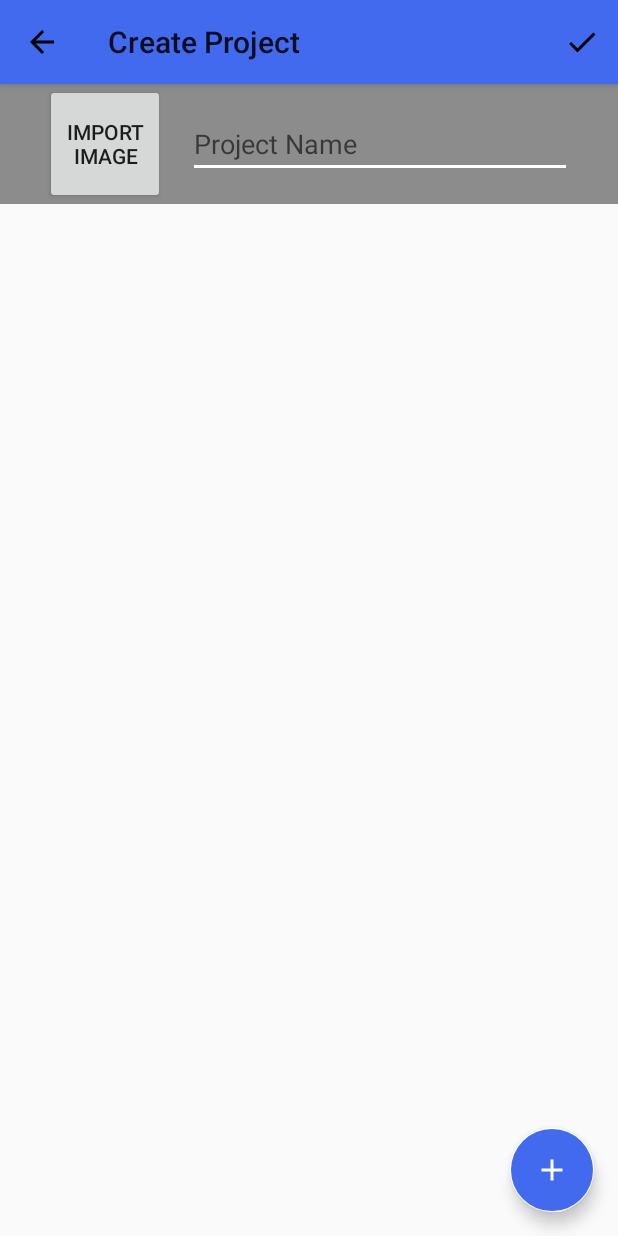
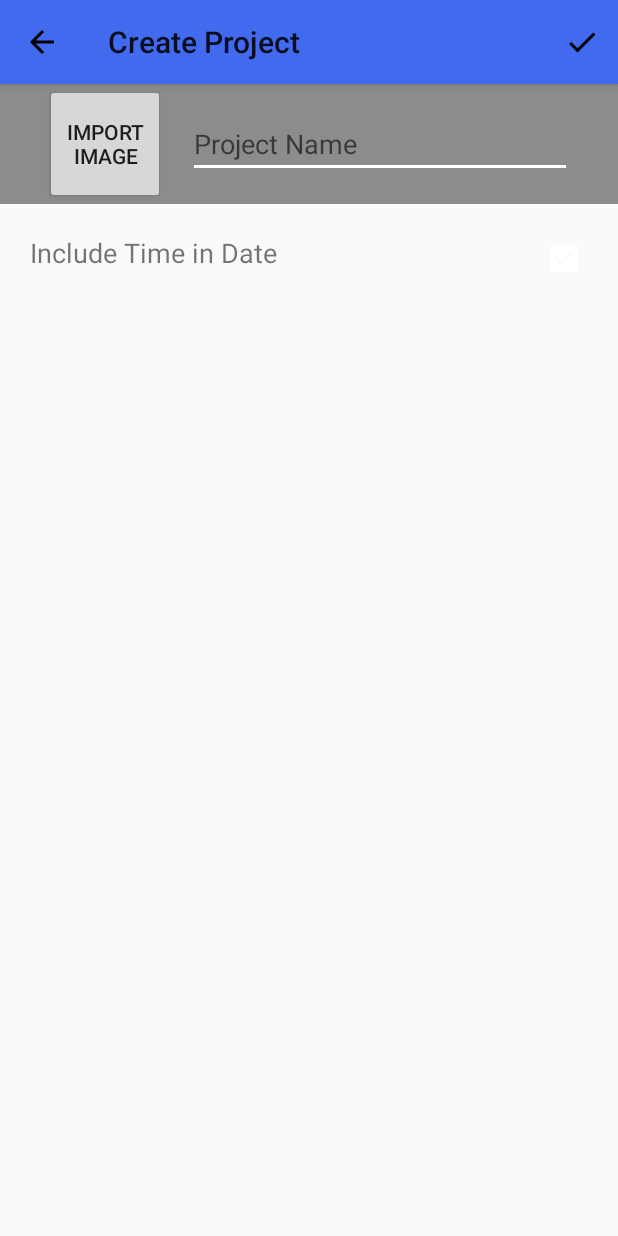
Before and after one commit to JakeB241/GraphMe, an Android app: the screen it shows after launch (ProjectCreationActivity), after a tap on an icon or button, on a phone screen of 412 x 824 dp. Run offline under Robolectric (Android 15) with nearby library versions, the phone set to English and light mode, and no system bars; libraries missing offline, so code that uses them is left out: pub.devrel.easypermissions.

Commit message:
Started the Data Project Settings

```diff
--- a/app/src/main/java/umich/jakebock/graphme/activities/ProjectCreationActivity.java
+++ b/app/src/main/java/umich/jakebock/graphme/activities/ProjectCreationActivity.java
@@ -10,7 +10,6 @@ import android.net.Uri;
 import android.os.Bundle;
 import android.provider.MediaStore;
 import android.support.annotation.NonNull;
-import android.support.design.widget.FloatingActionButton;
 import android.support.v7.app.ActionBar;
 import android.support.v7.app.AppCompatActivity;
 import android.support.v7.widget.Toolbar;
@@ -18,18 +17,21 @@ import android.view.Menu;
 import android.view.MenuItem;
 import android.view.View;
 import android.widget.Button;
+import android.widget.CheckBox;
 import android.widget.EditText;
 import android.widget.ImageButton;
-import android.widget.ListView;
+import android.widget.LinearLayout;
+import android.widget.Spinner;
+import android.widget.TextView;
 
 import java.io.FileNotFoundException;
 import java.io.IOException;
-import java.util.ArrayList;
+import java.util.HashMap;
 
 import pub.devrel.easypermissions.EasyPermissions;
 import umich.jakebock.graphme.R;
-import umich.jakebock.graphme.classes.DataObject;
 import umich.jakebock.graphme.classes.DataProject;
+import umich.jakebock.graphme.classes.Setting;
 import umich.jakebock.graphme.support_classes.DataObjectListAdapter;
 import umich.jakebock.graphme.support_classes.DataProjectContainer;
 
@@ -40,11 +42,11 @@ public class ProjectCreationActivity extends AppCompatActivity
     private String projectTitle;
     private String projectImageFilePath = "";
 
-    private EditText    projectName;
-    private Button      importImageButton;
-    private ImageButton importImageImageButton;
+    private EditText                 projectName;
+    private Button                   importImageButton;
+    private ImageButton              importImageImageButton;
+    private HashMap<String, Setting> settingHashMap;
 
-    private ListView                dataObjectListView;
     private DataObjectListAdapter   dataObjectListAdapter;
 
     private int GALLERY_REQUEST_CODE = 3;
@@ -110,11 +112,13 @@ public class ProjectCreationActivity extends AppCompatActivity
                     return false;
                 }
 
+                // TODO - Collect the Settings
+
                 // Delete the Previous Project from Internal Storage (If this is an Edit)
                 Boolean removePreviousProject = currentDataProject != null;
 
                 // Create the New Data Project
-                currentDataProject = new DataProject(projectTitle, projectImageFilePath, returnDataObjects());
+                currentDataProject = new DataProject(projectTitle, projectImageFilePath);
 
                 // Create the New Project
                 container.createProject(currentDataProject, removePreviousProject);
@@ -200,35 +204,6 @@ public class ProjectCreationActivity extends AppCompatActivity
         }
     }
 
-    private void initializeAddButton()
-    {
-        // Create the Floating Action Button
-        FloatingActionButton addButton = (FloatingActionButton) findViewById(R.id.add_button);
-
-        // Create the Listener for the Add Button
-        addButton.setOnClickListener(new View.OnClickListener()
-        {
-            public void onClick(View v)
-            {
-                dataObjectListAdapter.add(new DataObject());
-                dataObjectListAdapter.notifyDataSetChanged();
-            }
-        });
-    }
-
-    private ArrayList<DataObject> returnDataObjects()
-    {
-        ArrayList<DataObject> dataObjects = new ArrayList<>();
-
-        for (int i=0 ; i < dataObjectListAdapter.getCount(); i++)
-        {
-            dataObjects.add(dataObjectListAdapter.getItem(i));
-        }
-
-        return dataObjects;
-    }
-
-
     private void startGalleryRequest()
     {
         String[] galleryPermissions = new String[0];
@@ -252,15 +227,48 @@ public class ProjectCreationActivity extends AppCompatActivity
         }
     }
 
-    private void initializeDataObjectListView()
+    private void initializeSettings()
     {
-        // Create the List Adapter
-        dataObjectListAdapter = new DataObjectListAdapter(getApplicationContext(), ProjectCreationActivity.this);
+        // Fetch the Setting Linear Layout
+        LinearLayout settingsLinearLayout  = findViewById(R.id.settings_linear_layout);
 
-       if (currentDataProject != null && currentDataProject.getDataObjectList().size() > 0) dataObjectListAdapter.addAll(currentDataProject.getDataObjectList());
+        // Initialize the Setting HashMap
+        settingHashMap = new HashMap<String, Setting>();
 
-        // Set the Adapter for the List View
-        dataObjectListView.setAdapter(dataObjectListAdapter);
+        // Create the Settings for the Project and Append to the Hashmap
+        settingHashMap.put("INCLUDE_TIME", new Setting("Include Time in Date", Setting.SettingType.CHECKBOX, true));
+
+        // Append the Settings to the Linear Layout
+        for (String settingKey : settingHashMap.keySet())
+        {
+            // Fetch the Current Setting
+            Setting setting = settingHashMap.get(settingKey);
+
+            // Inflate the View
+            View parentView = View.inflate(this, R.layout.setting_item, settingsLinearLayout);
+
+            // Fetch the Text View
+            TextView settingLabel = parentView.findViewById(R.id.setting_label);
+            settingLabel.setText(setting.getLabelText());
+
+            // Find the Setting Type
+            if (setting.getSettingType().equals(Setting.SettingType.CHECKBOX))
+            {
+                // Create the Checkbox
+                CheckBox checkBox = parentView.findViewById(R.id.setting_checkbox);
+                checkBox.setVisibility(View.VISIBLE);
+
+                // Set the Checkbox
+                if (currentDataProject != null) checkBox.setChecked((Boolean)currentDataProject.getDataProjectSettings().get(settingKey).getChosenValue());
+                else                            checkBox.setChecked((Boolean)setting.getDefaultValue());
+            }
+
+            else if ((setting.getSettingType().equals(Setting.SettingType.CHECKBOX)))
+            {
+                Spinner spinner = parentView.findViewById(R.id.setting_spinner);
+                spinner.setVisibility(View.VISIBLE);
+            }
+        }
     }
 
     private void initializeViews()
@@ -269,7 +277,6 @@ public class ProjectCreationActivity extends AppCompatActivity
         projectName             = findViewById(R.id.project_name);
         importImageButton       = findViewById(R.id.import_image_button);
         importImageImageButton  = findViewById(R.id.import_image_image_button);
-        dataObjectListView      = findViewById(R.id.data_object_list_view);
 
         // Set the Existing Data Project Parameters (If the Data Project was Passed In)
         if (currentDataProject != null)
@@ -299,6 +306,9 @@ public class ProjectCreationActivity extends AppCompatActivity
             initializeToolbar(getResources().getString(R.string.title_activity_project_creation));
         }
 
+        // Initialize the Settings
+        initializeSettings();
+
         // Add Listener for Import Image Button
         importImageButton.setOnClickListener(new View.OnClickListener() {
             @Override
@@ -315,15 +325,5 @@ public class ProjectCreationActivity extends AppCompatActivity
                 startGalleryRequest();
             }
         });
-
-
-        // Initialize the Add Button
-        initializeAddButton();
-
-        // Initialize the Data Object List View
-        initializeDataObjectListView();
-
-        // Request Focus on the Edit Text
-        //projectName.requestFocus();
     }
 }
--- a/app/src/main/java/umich/jakebock/graphme/classes/DataProject.java
+++ b/app/src/main/java/umich/jakebock/graphme/classes/DataProject.java
@@ -8,6 +8,7 @@ import java.text.DateFormat;
 import java.text.SimpleDateFormat;
 import java.util.ArrayList;
 import java.util.Date;
+import java.util.HashMap;
 import java.util.Locale;
 
 /**
@@ -16,10 +17,11 @@ import java.util.Locale;
 
 public class DataProject implements Serializable
 {
-    private ArrayList<DataObject> dataObjectList;
-    private String                projectTitle;
-    private String                updatedTime;
-    private String                projectImageFilePath;
+    private String                   projectTitle;
+    private String                   updatedTime;
+    private String                   projectImageFilePath;
+    private ArrayList<DataObject>    dataObjectList;
+    private HashMap<String, Setting> dataProjectSettings;
 
     // Date Formatting
     public static DateFormat dateFormat = new SimpleDateFormat("M/d/yy h:mm a", Locale.US);
@@ -28,6 +30,15 @@ public class DataProject implements Serializable
     {
         this.projectTitle           = projectTitle;
         this.projectImageFilePath   = projectImageFilePath;
+        this.updatedTime            = prependUpdatedLabel(returnCurrentTime());
+        this.dataObjectList         = new ArrayList<>();
+    }
+
+    public DataProject(String projectTitle, String projectImageFilePath, HashMap<String, Setting> dataProjectSettings)
+    {
+        this.projectTitle           = projectTitle;
+        this.projectImageFilePath   = projectImageFilePath;
+        this.dataProjectSettings    = dataProjectSettings;
         this.updatedTime            = prependUpdatedLabel(returnCurrentTime());
         this.dataObjectList         = new ArrayList<>();
     }
@@ -100,4 +111,8 @@ public class DataProject implements Serializable
     public void setProjectImageFilePath(String projectImage) {
         this.projectImageFilePath = projectImage;
     }
+
+    public HashMap<String, Setting> getDataProjectSettings() {
+        return dataProjectSettings;
+    }
 }
--- /dev/null
+++ b/app/src/main/java/umich/jakebock/graphme/classes/Setting.java
@@ -0,0 +1,52 @@
+package umich.jakebock.graphme.classes;
+
+/**
+ * Created by Jake on 1/22/2018.
+ */
+
+public class Setting
+{
+    public enum SettingType {CHECKBOX, COMBOBOX};
+
+    private String      labelText;
+    private SettingType settingType;
+    private Object      defaultValue;
+    private Object[]    availableValues;
+
+    private Object      chosenValue;
+
+    public Setting(String labelText, SettingType settingType, Object defaultValue)
+    {
+        this.labelText    = labelText;
+        this.settingType  = settingType;
+        this.defaultValue = defaultValue;
+    }
+
+    public String getLabelText() {
+        return labelText;
+    }
+
+    public SettingType getSettingType() {
+        return settingType;
+    }
+
+    public Object getDefaultValue() {
+        return defaultValue;
+    }
+
+    public Object[] getAvailableValues() {
+        return availableValues;
+    }
+
+    public Object getChosenValue() {
+        return chosenValue;
+    }
+
+    public void setChosenValue(Object chosenValue) {
+        this.chosenValue = chosenValue;
+    }
+
+
+
+
+}
--- a/app/src/main/java/umich/jakebock/graphme/classes/Settings.java
+++ /dev/null
@@ -1,16 +0,0 @@
-package umich.jakebock.graphme.classes;
-
-/**
- * Created by Jake on 1/22/2018.
- */
-
-public class Settings
-{
-    private boolean displayTimeWithDate = true;
-
-    public Settings()
-    {
-
-    }
-
-}
--- a/app/src/main/res/layout/activity_project_creation.xml
+++ b/app/src/main/res/layout/activity_project_creation.xml
@@ -48,24 +48,19 @@
 
     </LinearLayout>
 
-    <ListView
-        android:id="@+id/data_object_list_view"
+    <ScrollView
+        android:id="@+id/settings_scroll_view"
         android:layout_width="match_parent"
         android:layout_height="match_parent"
-        android:layout_below="@+id/project_information"
-        android:layout_margin="10dp"/>
+        android:layout_below="@+id/project_information">
 
-    <android.support.design.widget.FloatingActionButton
-        android:id="@+id/add_button"
-        android:layout_width="wrap_content"
-        android:layout_height="wrap_content"
-        android:layout_alignParentBottom="true"
-        android:layout_alignParentEnd="true"
-        android:layout_alignParentRight="true"
-        android:layout_gravity="bottom"
-        android:layout_margin="16dp"
-        app:srcCompat="@drawable/add_icon"
-        android:backgroundTint="@color/colorPrimary"
-        android:tint="@color/colorAccent" />
+        <LinearLayout
+            android:id="@+id/settings_linear_layout"
+            android:layout_width="match_parent"
+            android:layout_height="wrap_content"
+            android:orientation="vertical"
+            android:layout_margin="20dp">
+        </LinearLayout>
 
+    </ScrollView>
 </RelativeLayout>
--- /dev/null
+++ b/app/src/main/res/layout/setting_item.xml
@@ -0,0 +1,29 @@
+<?xml version="1.0" encoding="utf-8"?>
+<RelativeLayout
+    xmlns:android="http://schemas.android.com/apk/res/android"
+    android:layout_width="match_parent"
+    android:layout_height="match_parent">
+
+    <TextView
+        android:id="@+id/setting_label"
+        android:layout_width="wrap_content"
+        android:layout_height="wrap_content"
+        android:textSize="18sp"/>
+
+    <CheckBox
+        android:id="@+id/setting_checkbox"
+        android:layout_width="wrap_content"
+        android:layout_height="wrap_content"
+        android:layout_alignParentRight="true"
+        android:layout_alignParentEnd="true"
+        android:visibility="gone"/>
+
+    <Spinner
+        android:id="@+id/setting_spinner"
+        android:layout_width="wrap_content"
+        android:layout_height="wrap_content"
+        android:layout_alignParentRight="true"
+        android:layout_alignParentEnd="true"
+        android:visibility="gone"/>
+
+</RelativeLayout>
```
